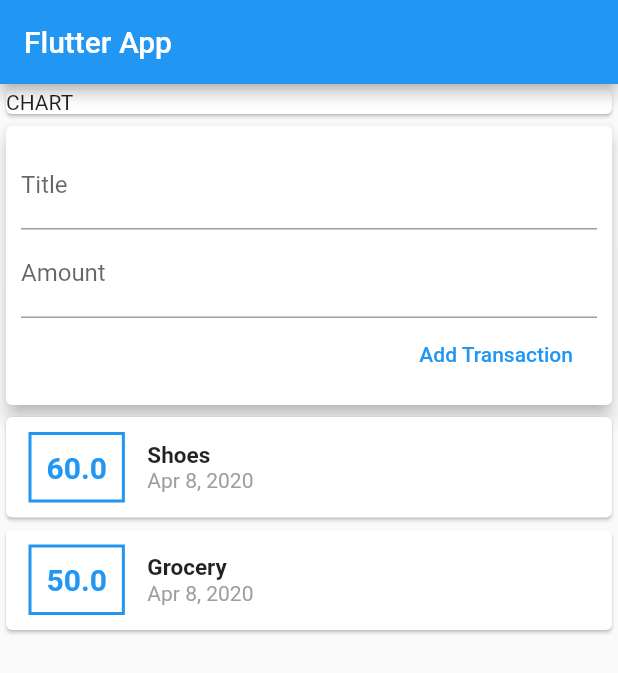
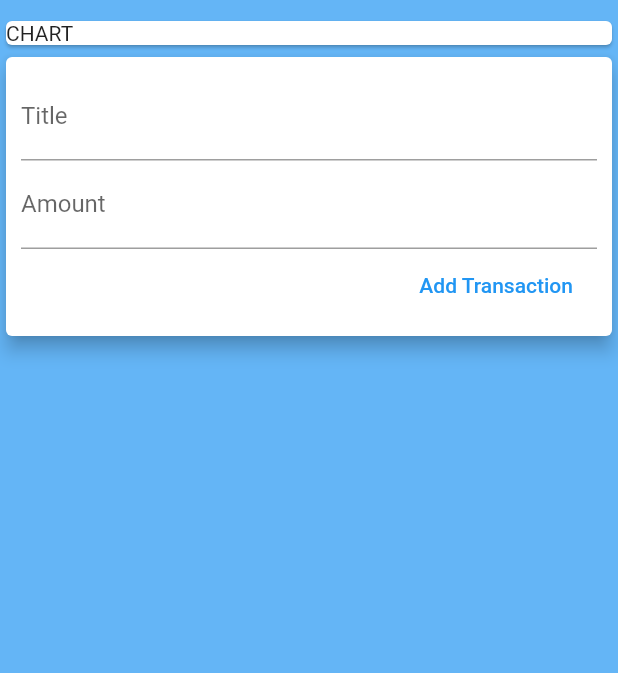
Before and after one commit to Dawid-Kolankowski/flutter-expenses-calculator, a Flutter app: the screen it shows after launch, on a phone screen of 412 x 824 dp. Shown: the top 673 px of the screen. Run offline on Flutter 3.47's test engine with Material 2 defaults, Android fonts, the phone set to English and light mode, and no system bars.

Commit message:
Splited into widgets, transaction add

```diff
--- a/lib/main.dart
+++ b/lib/main.dart
@@ -1,7 +1,7 @@
 import 'package:flutter/material.dart';
-import 'package:intl/intl.dart';
+import 'package:flutter/services.dart';
 
-import './transaction.dart';
+import './widgets/user_transactions.dart';
 
 void main() => runApp(App());
 
@@ -16,94 +16,21 @@ class App extends StatelessWidget {
 }
 
 class HomePage extends StatelessWidget {
-  final List<Transaction> transactions = [
-    Transaction(
-      id: 't1',
-      title: 'Shoes',
-      amount: 60,
-      date: DateTime.now(),
-    ),
-    Transaction(
-      id: 't2',
-      title: 'Grocery',
-      amount: 50,
-      date: DateTime.now(),
-    )
-  ];
-
   @override
   Widget build(BuildContext context) {
+    SystemChrome.setEnabledSystemUIOverlays([]);
     return Scaffold(
-      appBar: AppBar(
-        title: Text('Flutter App'),
-      ),
+      backgroundColor: Colors.blue[300],
       body: Column(
         crossAxisAlignment: CrossAxisAlignment.stretch,
         children: <Widget>[
           Container(
+            margin: EdgeInsets.only(top: 10),
             child: Card(
               child: Text('CHART'),
             ),
           ),
-          Card(
-            elevation: 5,
-            child: Container(
-              padding: EdgeInsets.all(10),
-              child: Column(
-                crossAxisAlignment: CrossAxisAlignment.end,
-                children: <Widget>[
-                TextField(
-                  decoration: InputDecoration(labelText: 'Title'),
-                ),
-                TextField(
-                  decoration: InputDecoration(labelText: 'Amount'),
-                ),
-                FlatButton(child:Text('Add Transaction',),onPressed: (){},textColor: Colors.blue,)
-              ]),
-            ),
-          ),
-          Column(
-            children: transactions.map((tx) {
-              return Card(
-                child: Row(
-                  children: <Widget>[
-                    Container(
-                      margin: EdgeInsets.symmetric(
-                        vertical: 10,
-                        horizontal: 15,
-                      ),
-                      decoration: BoxDecoration(
-                        border: Border.all(color: Colors.blue, width: 2),
-                      ),
-                      padding: EdgeInsets.all(10),
-                      child: Text(
-                        tx.amount.toString(),
-                        style: TextStyle(
-                          fontWeight: FontWeight.bold,
-                          fontSize: 20,
-                          color: Colors.blue,
-                        ),
-                      ),
-                    ),
-                    Column(
-                      crossAxisAlignment: CrossAxisAlignment.start,
-                      children: <Widget>[
-                        Text(tx.title,
-                            style: TextStyle(
-                              fontSize: 15,
-                              fontWeight: FontWeight.bold,
-                            )),
-                        Text(
-                          DateFormat.yMMMd().format(tx.date),
-                          style: TextStyle(color: Colors.grey),
-                        )
-                      ],
-                    )
-                  ],
-                ),
-              );
-            }).toList(),
-          ),
+          UserTransactions(),
         ],
       ),
     );
--- /dev/null
+++ b/lib/widgets/new_transaction.dart
@@ -0,0 +1,40 @@
+import 'package:flutter/material.dart';
+
+class NewTransaction extends StatelessWidget {
+  final titleController = TextEditingController();
+  final amountController = TextEditingController();
+  final Function addNewTransaction;
+
+  NewTransaction(this.addNewTransaction);
+
+  @override
+  Widget build(BuildContext context) {
+    return Card(
+      elevation: 5,
+      child: Container(
+        padding: EdgeInsets.all(10),
+        child: Column(
+            crossAxisAlignment: CrossAxisAlignment.end,
+            children: <Widget>[
+              TextField(
+                decoration: InputDecoration(labelText: 'Title'),
+                controller: titleController,
+              ),
+              TextField(
+                decoration: InputDecoration(labelText: 'Amount'),
+                controller: amountController,
+              ),
+              FlatButton(
+                child: Text(
+                  'Add Transaction',
+                ),
+                onPressed: () {
+                  addNewTransaction(titleController.text,double.parse(amountController.text));
+                },
+                textColor: Colors.blue,
+              )
+            ]),
+      ),
+    );
+  }
+}
--- /dev/null
+++ b/lib/widgets/user_transactions.dart
@@ -0,0 +1,38 @@
+import 'package:flutter/material.dart';
+
+import './new_transaction.dart';
+import 'transaction_list.dart';
+import '../models/transaction.dart';
+
+class UserTransactions extends StatefulWidget {
+  @override
+  _UserTransactionsState createState() => _UserTransactionsState();
+}
+
+class _UserTransactionsState extends State<UserTransactions> {
+  final List<Transaction> _userTransactions = [];
+
+  void _addNewTransaction(String title, double amount) {
+    final newTx = Transaction(
+      title: title,
+      amount: amount,
+      date: DateTime.now(),
+      id: DateTime.now().toString(),
+    );
+
+    setState(() {
+      _userTransactions.add(newTx);
+    });
+
+  }
+
+  @override
+  Widget build(BuildContext context) {
+    return Column(
+      children: <Widget>[
+        NewTransaction(_addNewTransaction),
+        TransactionList(_userTransactions),
+      ],
+    );
+  }
+}
```
Also changed, not shown: lib/widgets/transaction_card.dart (added, +52 -0 lines), lib/widgets/transaction_list.dart (added, +24 -0 lines), lib/models/transaction.dart (renamed from lib/transaction.dart).
